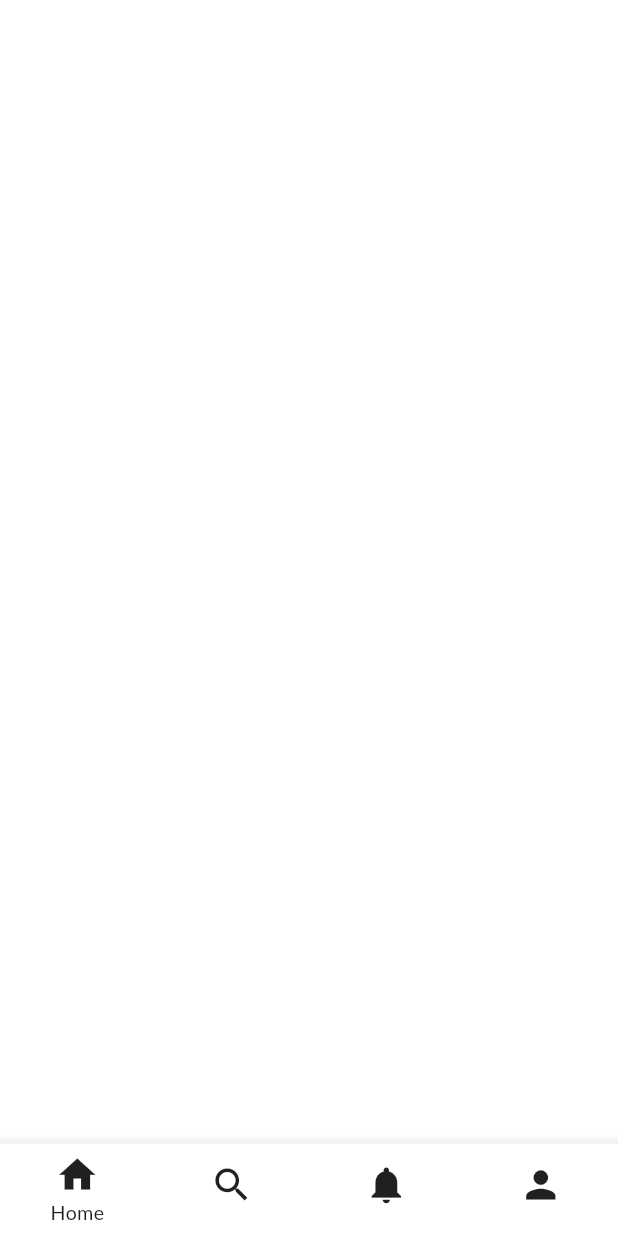
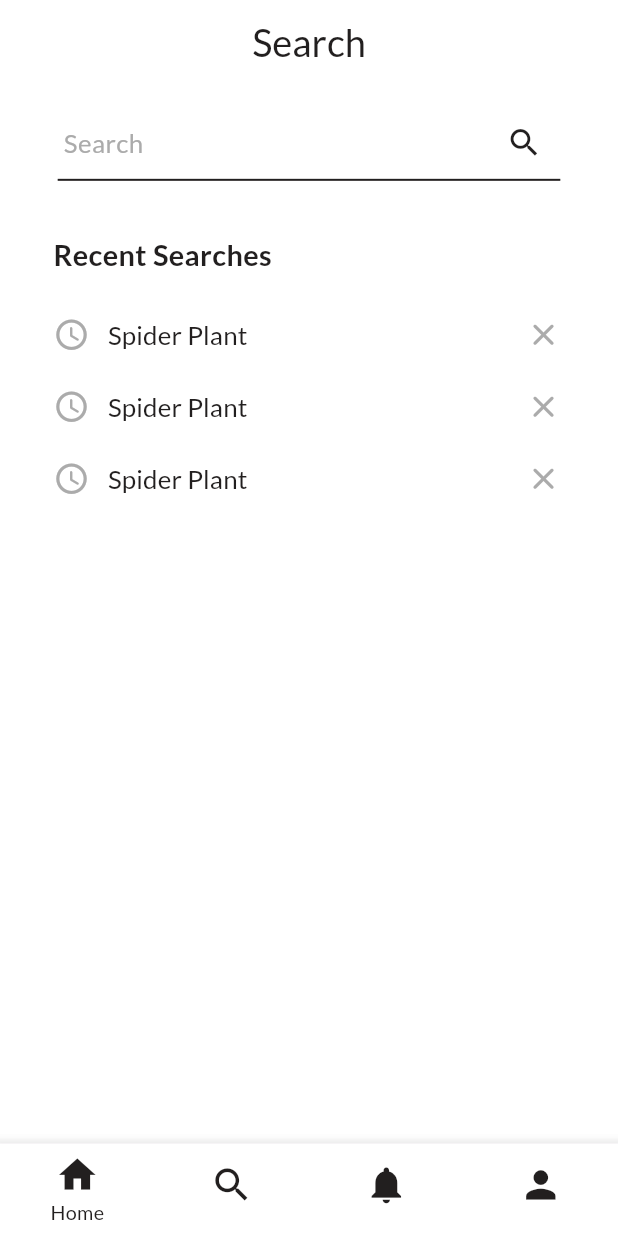
Before and after one commit to Abdusalom0516/Fayzigul, a Flutter app: the MainScreen screen opened directly, swiped to page 2, on a phone screen of 412 x 824 dp. Run offline on Flutter 3.47's test engine with Material 3 defaults, Android fonts, the phone set to English and light mode, and no system bars; our stand-ins replace dartz, equatable, firebase_auth, firebase_core, flutter_bloc, flutter_hooks and 2 more; accounts and stored records are empty; network calls fail.

Commit message:
BASE: Enhance Architecture.

```diff
--- /dev/null
+++ b/lib/core/common/consts/app_bloc_providers.dart
@@ -0,0 +1,12 @@
+import 'package:flutter_bloc/flutter_bloc.dart';
+import 'package:plant_store/presentation/auth/bloc/login/login_bloc.dart';
+import 'package:plant_store/presentation/auth/bloc/sign_up/sign_up_bloc.dart';
+import 'package:plant_store/presentation/auth/bloc/verify_email/verify_email_bloc.dart';
+
+class AppBlocProviders {
+  static List<BlocProvider> blocProvidersList = [
+    BlocProvider(create: (context) => LoginBloc()),
+    BlocProvider(create: (context) => SignUpBloc()),
+    BlocProvider(create: (context) => VerifyEmailBloc()),
+  ];
+}
--- a/lib/core/common/consts/const_texts.dart
+++ b/lib/core/common/consts/const_texts.dart
@@ -21,4 +21,6 @@ class ConstTexts {
   String seeMore = "See More";
   String equipments = "Equipments";
   String plantCareKit = "Planta Care Kit (new)";
+  String search = "Search";
+  String recentSearches = "Recent Searches";
 }
--- a/lib/main.dart
+++ b/lib/main.dart
@@ -3,11 +3,9 @@ import 'package:firebase_core/firebase_core.dart';
 import 'package:flutter/material.dart';
 import 'package:flutter_bloc/flutter_bloc.dart';
 import 'package:flutter_screenutil/flutter_screenutil.dart';
+import 'package:plant_store/core/common/consts/app_bloc_providers.dart';
 import 'package:plant_store/core/utils/app_router.dart';
 import 'package:plant_store/firebase_options.dart';
-import 'package:plant_store/presentation/auth/bloc/login/login_bloc.dart';
-import 'package:plant_store/presentation/auth/bloc/sign_up/sign_up_bloc.dart';
-import 'package:plant_store/presentation/auth/bloc/verify_email/verify_email_bloc.dart';
 import 'package:plant_store/presentation/auth/screens/login_screen.dart';
 import 'package:plant_store/presentation/main/main_screen.dart';
 
@@ -30,17 +28,7 @@ class MyApp extends StatelessWidget {
   Widget build(BuildContext context) {
     final auth = FirebaseAuth.instance;
     return MultiBlocProvider(
-      providers: [
-        BlocProvider(
-          create: (context) => LoginBloc(),
-        ),
-        BlocProvider(
-          create: (context) => SignUpBloc(),
-        ),
-        BlocProvider(
-          create: (context) => VerifyEmailBloc(),
-        ),
-      ],
+      providers: AppBlocProviders.blocProvidersList,
       child: ScreenUtilInit(
         designSize: Size(375, 812),
         minTextAdapt: true,
--- a/lib/presentation/search/screens/search_screen.dart
+++ b/lib/presentation/search/screens/search_screen.dart
@@ -1,20 +1,185 @@
+import 'dart:developer';
+
 import 'package:flutter/material.dart';
+import 'package:flutter_hooks/flutter_hooks.dart';
+import 'package:flutter_screenutil/flutter_screenutil.dart';
+import 'package:plant_store/core/common/consts/const_colors.dart';
+import 'package:plant_store/core/common/consts/const_text_styles.dart';
+import 'package:plant_store/core/common/consts/const_texts.dart';
+import 'package:plant_store/core/common/widgets/custom_sliver_height_wd.dart';
 import 'package:plant_store/core/utils/app_state_wrapper.dart';
 
-class SearchScreen extends StatelessWidget {
+class SearchScreen extends HookWidget {
   const SearchScreen({super.key});
 
   @override
   Widget build(BuildContext context) {
+    final controller = useTextEditingController();
     return AppStateWrapper(
       builder: (colors, texts, images) => Scaffold(
         backgroundColor: colors.ffffffff,
         body: CustomScrollView(
           slivers: [
-
+            // Search Screen AppBar Section
+            searchScreenAppBarSection(colors, texts),
+            SliverHeight(height: 15),
+            // Search Screen TextField Section
+            searchScreenTextFieldSection(colors, controller, texts),
+            SliverHeight(height: 35),
+            SliverPadding(
+              padding: EdgeInsetsGeometry.symmetric(horizontal: 35.r),
+              sliver: SliverToBoxAdapter(
+                child: Row(
+                  children: [
+                    Text(
+                      texts.recentSearches,
+                      style: AppTextStyles.lato.semiBold(
+                        color: colors.ff221fif,
+                        fontSize: 19.sp,
+                      ),
+                    ),
+                  ],
+                ),
+              ),
+            ),
+            SliverHeight(height: 15),
+            SliverPadding(
+              padding: EdgeInsetsGeometry.symmetric(horizontal: 35.r),
+              sliver: SliverToBoxAdapter(
+                child: Column(
+                  children: [
+                    SearchHistoryCard(),
+                    SearchHistoryCard(),
+                    SearchHistoryCard(),
+                  ],
+                ),
+              ),
+            )
           ],
         ),
       ),
     );
   }
+
+  SliverPadding searchScreenTextFieldSection(
+      ConstColors colors, TextEditingController controller, ConstTexts texts) {
+    return SliverPadding(
+      padding: EdgeInsets.symmetric(horizontal: 35.w),
+      sliver: SliverToBoxAdapter(
+        child: Container(
+          decoration: BoxDecoration(
+            border: Border(
+              bottom: BorderSide(
+                color: colors.ff221fif,
+                width: 1.3.r,
+              ),
+            ),
+          ),
+          child: TextField(
+            cursorColor: colors.ff221fif,
+            controller: controller,
+            style: AppTextStyles.lato.regular(
+              color: colors.ff221fif,
+              fontSize: 17.sp,
+            ),
+            decoration: InputDecoration(
+              contentPadding: EdgeInsets.symmetric(vertical: 7.r),
+              hint: Text(
+                texts.search,
+                style: AppTextStyles.lato.regular(
+                  color: colors.ffababab,
+                  fontSize: 17.sp,
+                ),
+              ),
+              suffixIcon: Icon(
+                Icons.search,
+                size: 24.r,
+                color: colors.ff221fif,
+              ),
+              border: OutlineInputBorder(borderSide: BorderSide.none),
+            ),
+          ),
+        ),
+      ),
+    );
+  }
+
+  SliverAppBar searchScreenAppBarSection(ConstColors colors, ConstTexts texts) {
+    return SliverAppBar(
+      backgroundColor: colors.ffffffff,
+      floating: true,
+      pinned: true,
+      centerTitle: true,
+      title: Text(
+        texts.search,
+        style: AppTextStyles.lato.medium(
+          color: colors.ff221fif,
+          fontSize: 25.sp,
+        ),
+      ),
+    );
+  }
 }
+
+class SearchHistoryCard extends StatelessWidget {
+  const SearchHistoryCard({
+    super.key,
+  });
+
+  @override
+  Widget build(BuildContext context) {
+    return AppStateWrapper(
+      builder: (colors, texts, images) => TextButton(
+        onPressed: () {
+          log("Search History Option Clicked.");
+        },
+        style: ButtonStyle(
+          padding: WidgetStatePropertyAll(EdgeInsets.zero),
+          overlayColor: WidgetStatePropertyAll(colors.transparent),
+        ),
+        child: SizedBox(
+          height: 37.h,
+          child: Row(
+            mainAxisAlignment: MainAxisAlignment.spaceBetween,
+            children: [
+              Row(
+                spacing: 11.w,
+                children: [
+                  Icon(
+                    Icons.access_time_rounded,
+                    color: colors.ffababab,
+                    size: 24.r,
+                  ),
+                  Text(
+                    "Spider Plant",
+                    style: AppTextStyles.lato.medium(
+                      color: colors.ff221fif,
+                      fontSize: 17.sp,
+                    ),
+                  )
+                ],
+              ),
+              Transform.translate(
+                offset: Offset(9.w, 0),
+                child: IconButton(
+                  onPressed: () {
+                    log("Close Button Clicked.");
+                  },
+                  style: ButtonStyle(
+                    padding: WidgetStatePropertyAll(EdgeInsets.zero),
+                    // overlayColor: WidgetStatePropertyAll(colors.transparent),
+                  ),
+                  icon: Icon(
+                    Icons.close_rounded,
+                    color: colors.ffababab,
+                    size: 24.r,
+                  ),
+                ),
+              )
+            ],
+          ),
+        ),
+      ),
+    );
+  }
+}
```
